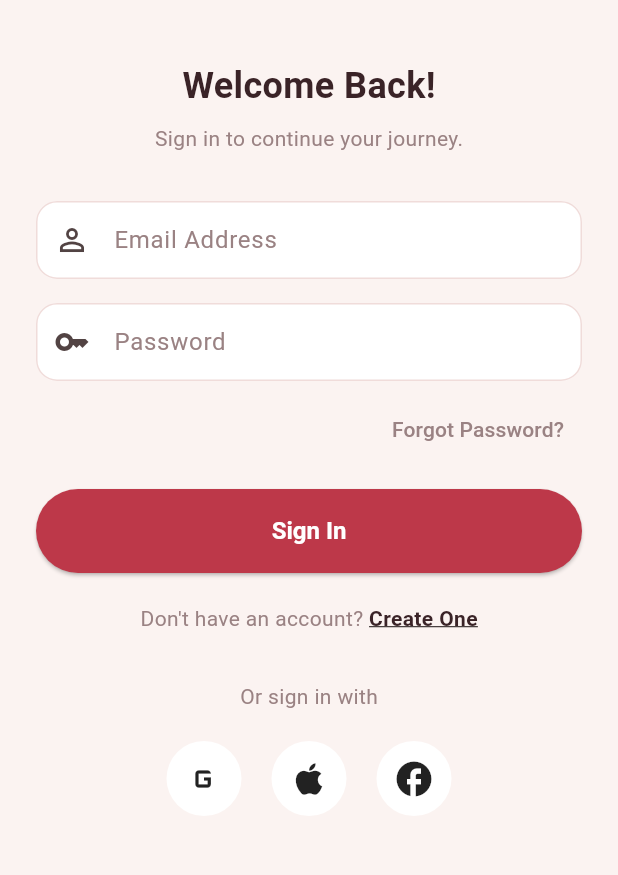
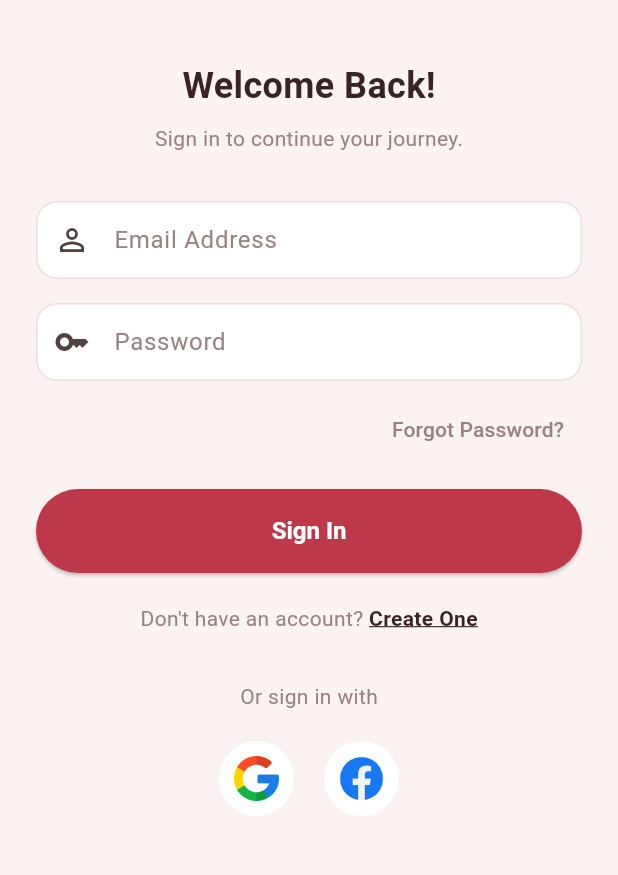
Before and after one commit to seyhachhorn-dev/skincare-mobile-app, a Flutter app: the screen it shows after launch, after a tap on the "arrow forward" icon, on a phone screen of 412 x 824 dp, the part 120-995 px from its top. Run offline on Flutter 3.47's test engine with Material 3 defaults, Android fonts, the light colour scheme and no system bars.

Commit message:
refac: change icons social

```diff
--- a/lib/constant/app_string.dart
+++ b/lib/constant/app_string.dart
@@ -1,4 +1,9 @@
 class AppString {
+  static const String brandName = "HANA";
+  static const String tagline =
+      "Skincare, beauty, and essentials — your skin, our promise.";
+  // Auth
+
   static const String welcome = "Welcome Back!";
   static const String welcomeSub = "Sign in to continue your journey.";
   static const String email = "Email Address";
@@ -8,7 +13,12 @@ class AppString {
   static const String noAccount = "Don't have an account? ";
   static const String createOne = "Create One";
   static const String orSignIn = "Or sign in with";
-  static const String brandName = "HANA";
-  static const String tagline =
-      "Skincare, beauty, and essentials — your skin, our promise.";
+  // Favorite Category
+
+  static const String chooseCategory = "Choose your favourite\ncategory";
+  static const String chooseSub = "You can choose more than one";
+  static const String continueBtn = "Continue";
+  static const String skipForNow = "Skip for now";
+
+
 }
--- a/lib/main.dart
+++ b/lib/main.dart
@@ -1,5 +1,6 @@
 import 'package:flutter/material.dart';
 import 'package:skincare_app/constant/app_colors.dart';
+import 'package:skincare_app/screens/favorithcategory_screen.dart';
 import 'package:skincare_app/screens/login_screen.dart';
 import 'package:skincare_app/screens/splash_screen.dart';
 import 'package:skincare_app/screens/onboarding_screen.dart';
--- a/lib/screens/login_screen.dart
+++ b/lib/screens/login_screen.dart
@@ -160,11 +160,9 @@ class LoginScreen extends StatelessWidget {
               Row(
                 mainAxisAlignment: MainAxisAlignment.center,
                 children: const [
-                  _SocialCircle(icon: Icons.g_mobiledata),
+                  _SocialCircle('assets/icons/google.png'),
                   SizedBox(width: 20),
-                  _SocialCircle(icon: Icons.apple),
-                  SizedBox(width: 20),
-                  _SocialCircle(icon: Icons.facebook),
+                  _SocialCircle('assets/icons/facebook.png'),
                 ],
               ),
 
@@ -180,8 +178,9 @@ class LoginScreen extends StatelessWidget {
 
 // Small reusable widget for one social login circle
 class _SocialCircle extends StatelessWidget {
-  final IconData icon;
-  const _SocialCircle({required this.icon});
+  final String imagePath;
+
+  const _SocialCircle(this.imagePath, {super.key});
 
   @override
   Widget build(BuildContext context) {
@@ -189,10 +188,13 @@ class _SocialCircle extends StatelessWidget {
       width: 50,
       height: 50,
       decoration: const BoxDecoration(
+        shape: BoxShape.circle,
         color: Colors.white,
-        shape: BoxShape.circle,
       ),
-      child: Icon(icon, size: 28),
+      child: Padding(
+        padding: const EdgeInsets.all(10),
+        child: Image.asset(imagePath),
+      ),
     );
   }
 }
```
Also changed, not shown: lib/screens/favorithcategory_screen.dart (added, +57 -0 lines), pubspec.yaml (+11 -6 lines), assets/icons/facebook.png (added), assets/icons/google.png (added), fonts/POPPINS-BOLD.ttf (added), fonts/POPPINS-REGULAR.ttf (added), fonts/POPPINS-SEMIBOLD.ttf (added), fonts/poppins.medium.ttf (added), lib/screens/category_screen.dart (deleted).
